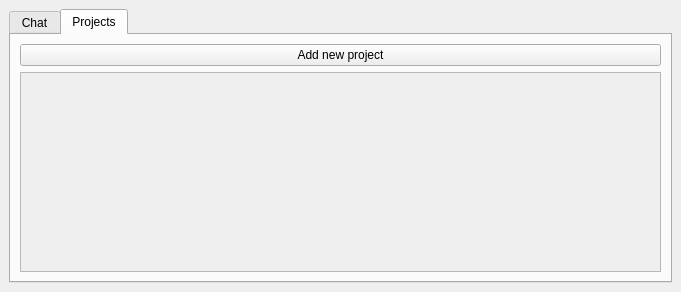
Qt form client/include/mainwindow.ui (cowboymalboro1884/MessLess) before a commit.
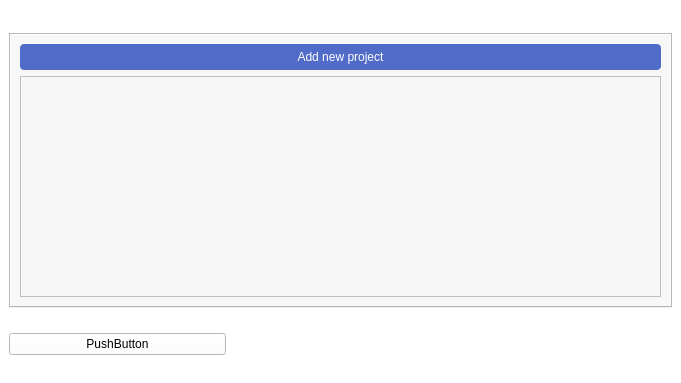
The same form after that commit. The open tabs and pages were chosen to show the change. Icons and pictures are not drawn.

```diff
--- a/client/include/mainwindow.ui
+++ b/client/include/mainwindow.ui
@@ -7,12 +7,15 @@
     <x>0</x>
     <y>0</y>
     <width>681</width>
-    <height>292</height>
+    <height>383</height>
    </rect>
   </property>
   <property name="windowTitle">
    <string>MainWindow</string>
   </property>
+  <property name="styleSheet">
+   <string notr="true">background-color:rgb(255, 255, 255)</string>
+  </property>
   <widget class="QWidget" name="centralwidget">
    <layout class="QGridLayout" name="gridLayout_2">
     <item row="0" column="0">
@@ -20,8 +23,12 @@
       <property name="styleSheet">
        <string notr="true">QTabWidget:tab-bar
 {
+	background-color:rgb(176, 222, 240);
 	alignment:center;
-}</string>
+	height:0px;
+	
+}
+</string>
       </property>
       <property name="currentIndex">
        <number>1</number>
@@ -41,12 +48,30 @@
        </layout>
       </widget>
       <widget class="QWidget" name="tab">
+       <property name="styleSheet">
+        <string notr="true">background-color:rgb(247, 247, 247)</string>
+       </property>
        <attribute name="title">
         <string>Projects</string>
        </attribute>
        <layout class="QVBoxLayout" name="verticalLayout">
         <item>
          <widget class="QPushButton" name="newProjetButton">
+          <property name="styleSheet">
+           <string notr="true">QPushButton {
+background-color: rgb(80, 108, 200);
+	color: white;
+border: 1px black;
+     border-radius: 4px;
+	height:26px;
+	font: 63 8pt &quot;Yu Gothic UI Semibold&quot;;
+}
+
+
+QPushButton:hover{
+border: 1px solid rgb(255, 255, 255);
+}</string>
+          </property>
           <property name="text">
            <string>Add new project</string>
           </property>
@@ -63,7 +88,7 @@
              <x>0</x>
              <y>0</y>
              <width>629</width>
-             <height>182</height>
+             <height>206</height>
             </rect>
            </property>
            <layout class="QFormLayout" name="formLayout">
@@ -79,8 +104,60 @@
         </item>
        </layout>
       </widget>
+      <widget class="QWidget" name="tab_3">
+       <attribute name="title">
+        <string>Страница</string>
+       </attribute>
+      </widget>
      </widget>
     </item>
+    <item row="1" column="0">
+     <layout class="QHBoxLayout" name="horizontalLayout_2">
+      <item>
+       <widget class="QPushButton" name="chatButton">
+        <property name="text">
+         <string>PushButton</string>
+        </property>
+       </widget>
+      </item>
+      <item>
+       <widget class="QPushButton" name="projectsButton">
+        <property name="styleSheet">
+         <string notr="true">
+background-color: transparent;
+width:40px;
+height:60px;
+image: url(:img/project.png);
+background: none;
+border: none;
+background-repeat: none;
+</string>
+        </property>
+        <property name="text">
+         <string/>
+        </property>
+       </widget>
+      </item>
+      <item>
+       <widget class="QPushButton" name="accButton">
+        <property name="styleSheet">
+         <string notr="true">
+background-color: transparent;
+width:40px;
+height:60px;
+image: url(:img/ls1.png);
+background: none;
+border: none;
+background-repeat: none;
+</string>
+        </property>
+        <property name="text">
+         <string/>
+        </property>
+       </widget>
+      </item>
+     </layout>
+    </item>
    </layout>
   </widget>
  </widget>
```
Left out of the diff: 2 changed lines with no effect on the pictures.
